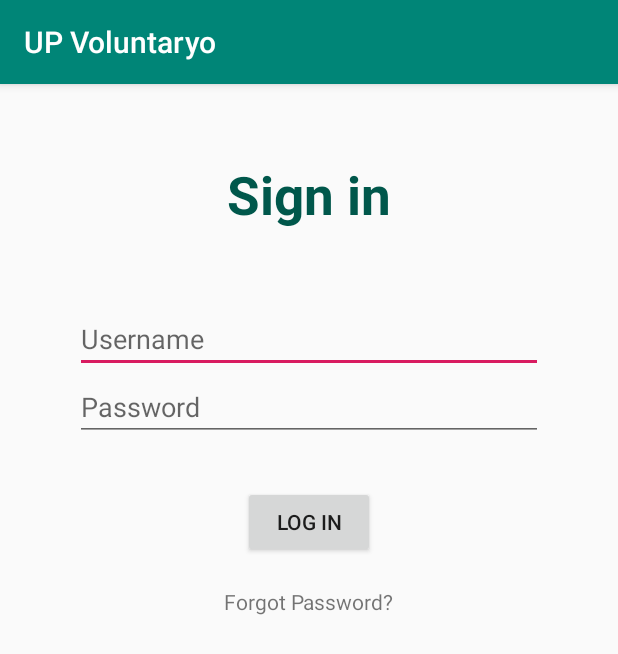
After one commit to blink-blink/CWTS-UP-Voluntayo, an Android app: the LoginActivity screen opened directly, with no data from a screen before it, on a phone screen of 412 x 824 dp. The commit adds this screen. Shown: the top 654 px of the screen. Run offline under Robolectric (Android 15) with nearby library versions, the phone set to English and light mode, and no system bars.

Commit message:
Base App - login system - backend init

```diff
--- a/app/src/main/AndroidManifest.xml
+++ b/app/src/main/AndroidManifest.xml
@@ -10,6 +10,11 @@
         android:supportsRtl="true"
         android:theme="@style/AppTheme">
         <activity
+            android:name=".HomeActivity"
+            android:exported="false"
+            android:label="@string/title_activity_home"
+            android:theme="@style/AppTheme.NoActionBar" />
+        <activity
             android:name=".MainActivity"
             android:label="@string/app_name"
             android:theme="@style/AppTheme.NoActionBar">
@@ -19,6 +24,7 @@
                 <category android:name="android.intent.category.LAUNCHER" />
             </intent-filter>
         </activity>
+        <activity android:name=".LoginActivity" />
     </application>
 
 </manifest>
--- /dev/null
+++ b/app/src/main/java/com/example/upvoluntaryo/LoginActivity.java
@@ -0,0 +1,50 @@
+package com.example.upvoluntaryo;
+
+
+import android.content.Intent;
+import android.os.Bundle;
+import android.view.View;
+import android.widget.Button;
+import android.widget.EditText;
+import android.widget.Toast;
+
+import androidx.appcompat.app.AppCompatActivity;
+
+public class LoginActivity extends AppCompatActivity {
+
+    EditText username, password;
+    Button btnSignIn;
+    DBHelper DB;
+
+    @Override
+    protected void onCreate(Bundle savedInstanceState) {
+        super.onCreate(savedInstanceState);
+        setContentView(R.layout.activity_login);
+
+        username = (EditText) findViewById(R.id.usernameR);
+        password = (EditText) findViewById(R.id.passwordR);
+        btnSignIn = (Button) findViewById(R.id.loginButton);
+        DB = new DBHelper(this);
+
+        btnSignIn.setOnClickListener(new View.OnClickListener() {
+            @Override
+            public void onClick(View view) {
+                String user = username.getText().toString();
+                String pw = password.getText().toString();
+
+                if (user.equals("") || pw.equals(""))
+                    Toast.makeText(LoginActivity.this, "Please enter all the fields", Toast.LENGTH_SHORT).show();
+                else {
+                    if (DB.checkUsernamePassword(user,pw)){
+                        Toast.makeText(LoginActivity.this, "Sign in sucessful!", Toast.LENGTH_SHORT).show();
+                        Intent intent = new Intent(getApplicationContext(), HomeActivity.class);
+                        startActivity(intent);
+                    }
+                    else {
+                        Toast.makeText(LoginActivity.this, "Invalid Login Credentials", Toast.LENGTH_SHORT).show();
+                    }
+                }
+            }
+        });
+    }
+}
--- /dev/null
+++ b/app/src/main/res/layout/activity_login.xml
@@ -0,0 +1,67 @@
+<?xml version="1.0" encoding="utf-8"?>
+<androidx.constraintlayout.widget.ConstraintLayout xmlns:android="http://schemas.android.com/apk/res/android"
+    xmlns:app="http://schemas.android.com/apk/res-auto"
+    xmlns:tools="http://schemas.android.com/tools"
+    android:layout_width="match_parent"
+    android:layout_height="match_parent"
+    tools:context=".LoginActivity">
+
+    <TextView
+        android:layout_width="wrap_content"
+        android:layout_height="wrap_content"
+        android:id="@+id/signin"
+        android:text="Sign in"
+        android:textColor="@color/colorPrimaryDark"
+        android:textSize="35dp"
+        android:textStyle="bold"
+        android:layout_margin="50dp"
+        app:layout_constraintLeft_toLeftOf="parent"
+        app:layout_constraintRight_toRightOf="parent"
+        app:layout_constraintTop_toTopOf="parent" />
+
+    <EditText
+        android:id="@+id/usernameR"
+        android:layout_width="match_parent"
+        android:layout_height="wrap_content"
+        android:hint="Username"
+
+        android:layout_marginHorizontal="50dp"
+        android:layout_marginTop="50dp"
+        app:layout_constraintLeft_toLeftOf="parent"
+        app:layout_constraintRight_toRightOf="parent"
+        app:layout_constraintTop_toBottomOf="@+id/signin"/>
+
+    <EditText
+        android:id="@+id/passwordR"
+        android:layout_width="match_parent"
+        android:layout_height="wrap_content"
+
+        android:layout_marginHorizontal="50dp"
+        android:hint="Password"
+        app:layout_constraintHorizontal_bias="0.505"
+        app:layout_constraintLeft_toLeftOf="parent"
+        app:layout_constraintRight_toRightOf="parent"
+        app:layout_constraintTop_toBottomOf="@+id/usernameR" />
+
+    <Button
+        android:id="@+id/loginButton"
+        android:layout_width="wrap_content"
+        android:layout_height="wrap_content"
+        android:layout_marginTop="30dp"
+        android:text="Log in"
+        app:layout_constraintEnd_toEndOf="parent"
+        app:layout_constraintStart_toStartOf="parent"
+        app:layout_constraintTop_toBottomOf="@+id/passwordR" />
+
+    <TextView
+        android:id="@+id/forgotPw"
+        android:layout_width="wrap_content"
+        android:layout_height="wrap_content"
+        android:layout_marginTop="19dp"
+        android:text="Forgot Password?"
+        app:layout_constraintEnd_toEndOf="parent"
+        app:layout_constraintStart_toStartOf="parent"
+        app:layout_constraintTop_toBottomOf="@+id/loginButton" />
+
+
+</androidx.constraintlayout.widget.ConstraintLayout>
--- /dev/null
+++ b/app/src/main/res/values-land/dimens.xml
@@ -0,0 +1,3 @@
+<resources>
+    <dimen name="fab_margin">48dp</dimen>
+</resources>
--- /dev/null
+++ b/app/src/main/res/values-w1240dp/dimens.xml
@@ -0,0 +1,3 @@
+<resources>
+    <dimen name="fab_margin">200dp</dimen>
+</resources>
--- /dev/null
+++ b/app/src/main/res/values-w600dp/dimens.xml
@@ -0,0 +1,3 @@
+<resources>
+    <dimen name="fab_margin">48dp</dimen>
+</resources>
--- a/app/src/main/res/values/strings.xml
+++ b/app/src/main/res/values/strings.xml
@@ -1,5 +1,6 @@
 <resources>
     <string name="app_name">UP Voluntaryo</string>
-    <string name="tab_text_1">Tab 1</string>
-    <string name="tab_text_2">Tab 2</string>
+    <string name="tab_text_1">Orgs</string>
+    <string name="tab_text_2">Events</string>
+    <string name="title_activity_home">HomeActivity</string>
 </resources>
--- /dev/null
+++ b/app/src/main/res/values/themes.xml
@@ -0,0 +1,2 @@
+<resources>
+</resources>
--- a/build.gradle
+++ b/build.gradle
@@ -7,7 +7,7 @@ buildscript {
 
     }
     dependencies {
-        classpath 'com.android.tools.build:gradle:3.5.3'
+        classpath 'com.android.tools.build:gradle:7.1.3'
 
         // NOTE: Do not place your application dependencies here; they belong
         // in the individual module build.gradle files
```
Also changed, not shown: app/build.gradle (+10 -9 lines), app/src/main/java/com/example/upvoluntaryo/DBHelper.java (added, +59 -0 lines), app/src/main/java/com/example/upvoluntaryo/HomeActivity.java (added, +39 -0 lines), app/src/main/java/com/example/upvoluntaryo/MainActivity.java (+60 -20 lines), app/src/main/res/layout/activity_home.xml (renamed from app/src/main/res/layout/activity_main.xml, +4 -4 lines), app/src/main/res/layout/activity_register.xml (added, +76 -0 lines), app/src/main/res/layout/fragment_home.xml (added, +23 -0 lines), gradle/wrapper/gradle-wrapper.properties, 1 other file.
